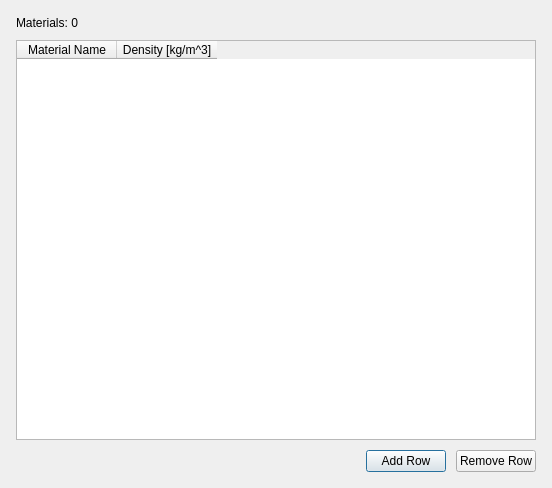
beubetMCTX/dpm_manager, file src/ui/dialogs/species_material_dialog.ui: the form before one commit.
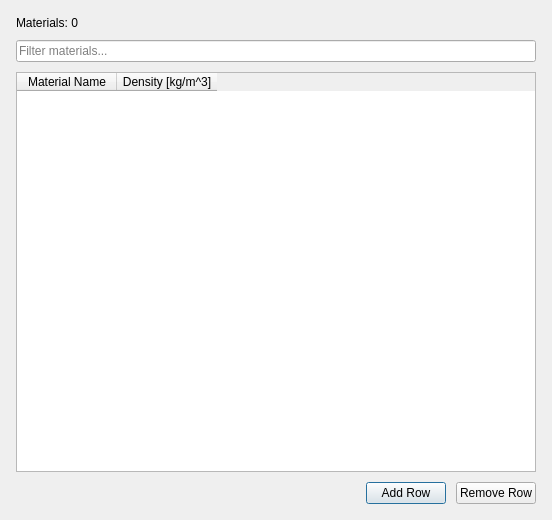
The form after the commit.

Commit message: feat: add species and material filters

Diff of the .ui file:
```diff
--- a/src/ui/dialogs/species_material_dialog.ui
+++ b/src/ui/dialogs/species_material_dialog.ui
@@ -42,6 +42,13 @@
      </property>
     </widget>
    </item>
+  <item>
+   <widget class="QLineEdit" name="materialFilterEdit">
+   <property name="placeholderText">
+     <string>Filter materials...</string>
+    </property>
+   </widget>
+  </item>
    <item>
     <widget class="QTableWidget" name="materialsTable">
      <property name="minimumSize">
```
Lines whose indentation alone changed are shown as unchanged. The commit also changes 7 other files.
